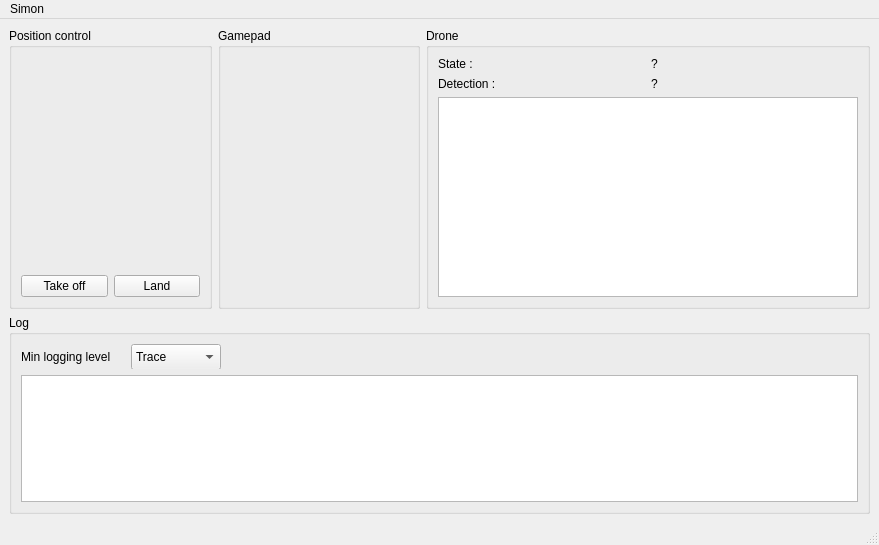
Above: host/simon_gui/MainWindow.ui from Rajesh-Sec-Project/simon before the change. Below: the same form after it.
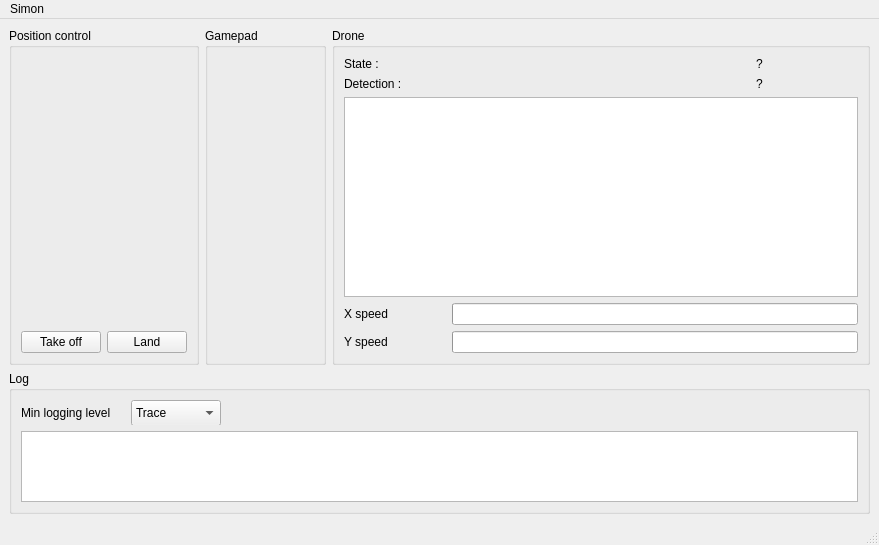
That is the form after the change. Custom widgets are drawn as their Qt base class.

Commit message: Added tag position conversion (to cm)  - started detection compensation

The edit to the form file:
```diff
--- a/host/simon_gui/MainWindow.ui
+++ b/host/simon_gui/MainWindow.ui
@@ -21,21 +21,53 @@
        <string>Drone</string>
       </property>
       <layout class="QGridLayout" name="gridLayout_4">
-       <item row="0" column="0">
-        <widget class="QLabel" name="label">
+       <item row="4" column="1" colspan="3">
+        <widget class="QProgressBar" name="speed_y_pos">
+         <property name="maximumSize">
+          <size>
+           <width>16777215</width>
+           <height>16777215</height>
+          </size>
+         </property>
+         <property name="value">
+          <number>0</number>
+         </property>
+         <property name="format">
+          <string/>
+         </property>
+        </widget>
+       </item>
+       <item row="3" column="1" colspan="3">
+        <widget class="QProgressBar" name="speed_x_pos">
+         <property name="maximumSize">
+          <size>
+           <width>16777215</width>
+           <height>16777215</height>
+          </size>
+         </property>
+         <property name="value">
+          <number>0</number>
+         </property>
+         <property name="format">
+          <string/>
+         </property>
+        </widget>
+       </item>
+       <item row="1" column="0">
+        <widget class="QLabel" name="label_2">
          <property name="text">
-          <string>State :</string>
+          <string>Detection :</string>
          </property>
         </widget>
        </item>
-       <item row="0" column="1">
-        <widget class="QLabel" name="droneStateLabel">
+       <item row="1" column="3">
+        <widget class="QLabel" name="detectionsLabel">
          <property name="text">
           <string>?</string>
          </property>
         </widget>
        </item>
-       <item row="2" column="0" colspan="2">
+       <item row="2" column="0" colspan="4">
         <widget class="QGraphicsView" name="detections">
          <property name="sizePolicy">
           <sizepolicy hsizetype="Expanding" vsizetype="Expanding">
@@ -51,20 +83,47 @@
          </property>
         </widget>
        </item>
-       <item row="1" column="0">
-        <widget class="QLabel" name="label_2">
+       <item row="3" column="0">
+        <widget class="QLabel" name="label_4">
          <property name="text">
-          <string>Detection :</string>
+          <string>X speed</string>
          </property>
         </widget>
        </item>
-       <item row="1" column="1">
-        <widget class="QLabel" name="detectionsLabel">
+       <item row="4" column="0">
+        <widget class="QLabel" name="label_5">
+         <property name="text">
+          <string>Y speed</string>
+         </property>
+        </widget>
+       </item>
+       <item row="0" column="3">
+        <widget class="QLabel" name="droneStateLabel">
          <property name="text">
           <string>?</string>
          </property>
         </widget>
        </item>
+       <item row="0" column="0">
+        <widget class="QLabel" name="label">
+         <property name="text">
+          <string>State :</string>
+         </property>
+        </widget>
+       </item>
+       <item row="0" column="1" rowspan="2" colspan="2">
+        <spacer name="horizontalSpacer">
+         <property name="orientation">
+          <enum>Qt::Horizontal</enum>
+         </property>
+         <property name="sizeHint" stdset="0">
+          <size>
+           <width>298</width>
+           <height>28</height>
+          </size>
+         </property>
+        </spacer>
+       </item>
       </layout>
      </widget>
     </item>
@@ -196,7 +255,7 @@
      <x>0</x>
      <y>0</y>
      <width>879</width>
-     <height>24</height>
+     <height>20</height>
     </rect>
    </property>
    <widget class="QMenu" name="menuAwesome_GUI_Client">
```
The commit also changes 11 other files.
